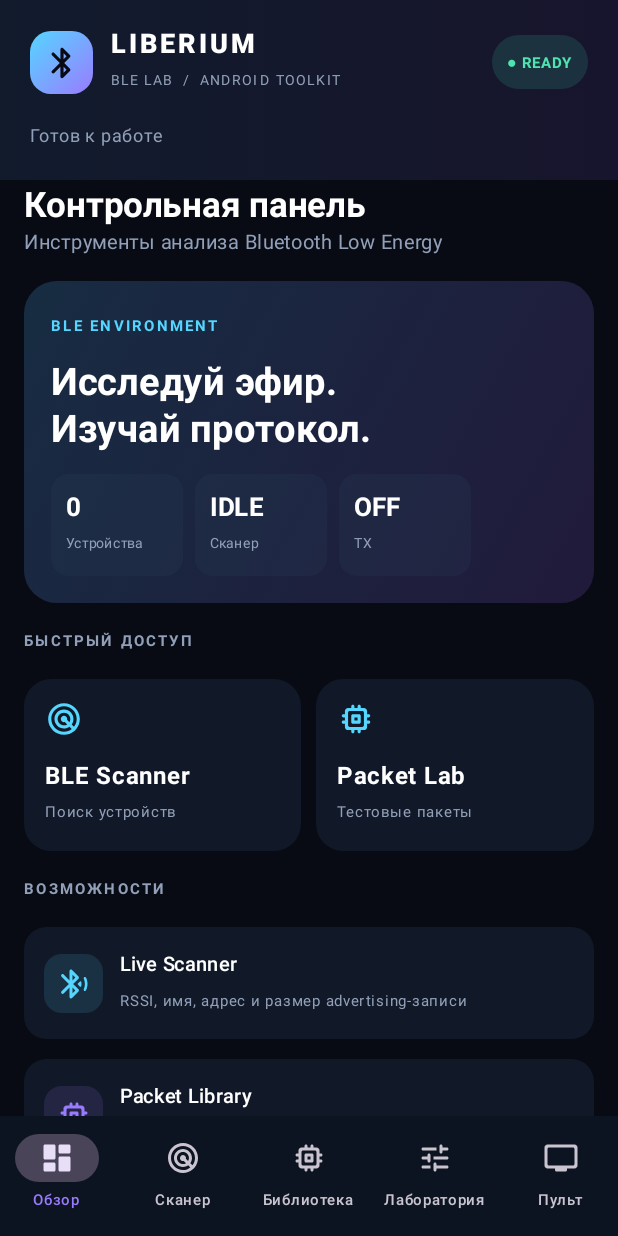
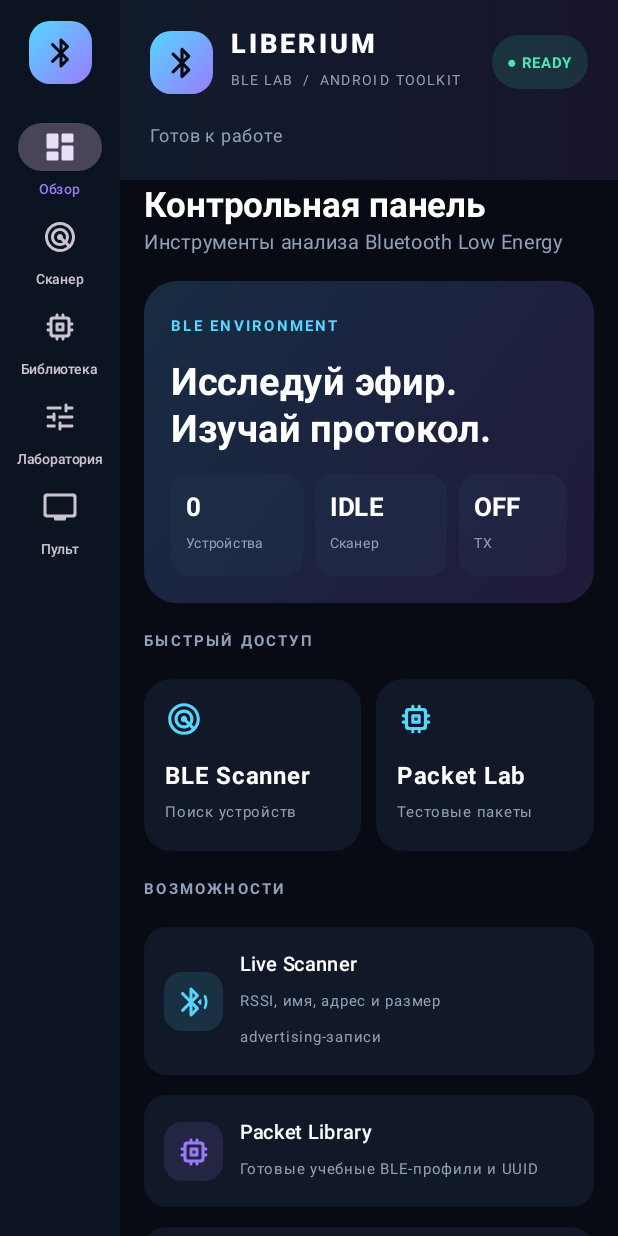
Before and after one commit to Liberator481993/Liberium-BLE-Lab, an Android app built with Jetpack Compose: the screen it shows after launch (MainActivity), on a phone screen of 412 x 824 dp. Run offline under Robolectric (Android 15) with nearby library versions, the phone set to English and light mode, and no system bars.

Commit message:
Switch app navigation to Discord-style side rail

```diff
--- a/app/src/main/java/com/liberium/blelab/MainActivity.kt
+++ b/app/src/main/java/com/liberium/blelab/MainActivity.kt
@@ -85,17 +85,19 @@ class MainActivity : ComponentActivity() {
                 Scaffold(
                     containerColor = Bg,
                     contentWindowInsets = WindowInsets(0),
-                    bottomBar = {
-                        NavigationBar(containerColor = Color(0xFF0D1421)) {
+                    bottomBar = {}
+                ) { padding ->
+                    Row(Modifier.fillMaxSize().padding(padding)) {
+                        NavigationRail(containerColor = Color(0xFF0D1421), header = {
+                            Box(Modifier.padding(vertical = 10.dp).size(42.dp).clip(RoundedCornerShape(14.dp)).background(Brush.linearGradient(listOf(Cyan, Violet))), contentAlignment = Alignment.Center) { Icon(Icons.Rounded.Bluetooth, null, tint = Bg) }
+                        }) {
                             listOf(NavItem("Обзор", Icons.Rounded.Dashboard), NavItem("Сканер", Icons.Rounded.Radar), NavItem("Библиотека", Icons.Rounded.Memory), NavItem("Лаборатория", Icons.Rounded.Tune), NavItem("Пульт", Icons.Rounded.Tv)).forEach { tab ->
-                                NavigationBarItem(selected == tab.name, { selected = tab.name }, icon = { Icon(tab.icon, null) }, label = { Text(tab.name, fontSize = 10.sp) })
+                                NavigationRailItem(selected == tab.name, { selected = tab.name }, icon = { Icon(tab.icon, null) }, label = { Text(tab.name, fontSize = 9.sp) }, alwaysShowLabel = true)
                             }
                         }
-                    }
-                ) { padding ->
-                    Column(Modifier.fillMaxSize().padding(padding)) {
-                        Header(status)
-                        AnimatedContent(targetState = selected, label = "screen") { screen ->
+                        Column(Modifier.weight(1f).fillMaxHeight()) {
+                            Header(status)
+                            AnimatedContent(targetState = selected, label = "screen") { screen ->
                             when (screen) {
                                 "Сканер" -> ScannerScreen(devices, scanning,
                                     onScan = { if (hasScanPermission()) beginScan(devices) { scanning = it; status = if (it) "Поиск устройств…" else "Сканирование остановлено" } else scanPermission.launch(scanPermissions()) },
@@ -110,6 +112,7 @@ class MainActivity : ComponentActivity() {
                                     onLab = { selected = "Лаборатория" })
                             }
                         }
+                    }
                     }
                 }
             }
```
